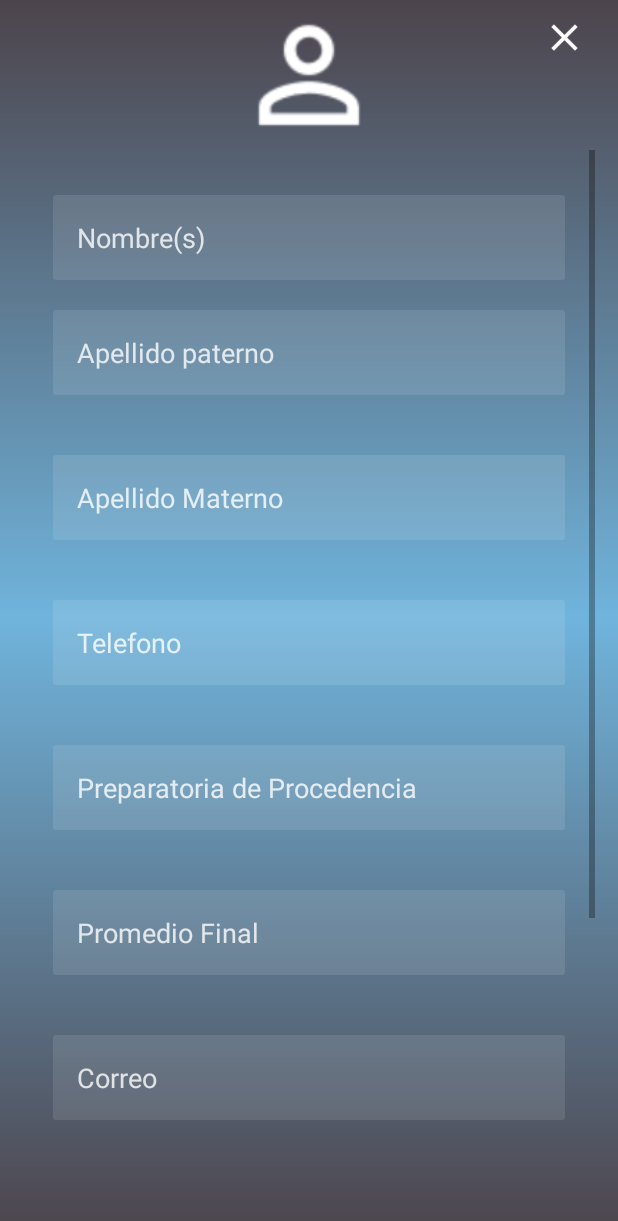
After one commit to Dany3010/Feria_Universidades, an Android app: the Registro screen opened directly, with no data from a screen before it, on a phone screen of 412 x 824 dp. The commit adds this screen. Shown: the top 1221 px of the screen. Run offline under Robolectric (Android 15) with nearby library versions, the phone set to English and light mode, and no system bars.

Commit message:
registro v1(solo diseño)

```diff
--- a/app/src/main/AndroidManifest.xml
+++ b/app/src/main/AndroidManifest.xml
@@ -5,7 +5,7 @@
     <uses-permission android:name="android.permission.INTERNET" />
     <uses-permission android:name="android.permission.WAKE_LOCK" />
     <uses-permission android:name="android.permission.ACCESS_NETWORK_STATE" />
-    <uses-permission android:name="android.permission.ACCESS_WIFI_STATE"/>
+    <uses-permission android:name="android.permission.ACCESS_WIFI_STATE" />
 
     <application
         android:allowBackup="true"
@@ -15,10 +15,14 @@
         android:roundIcon="@mipmap/ic_launcher_round"
         android:supportsRtl="true"
         android:theme="@style/AppTheme">
-        <activity android:name=".Ofertas_uni_detalle"
-            android:label="Ofertas"></activity>
-        <activity android:name=".Admision_uni_detalle"
-            android:label="Admision"/>
+        <activity android:name=".Registro"
+            android:theme="@style/Theme.AppCompat.Light.NoActionBar"  ></activity>
+        <activity
+            android:name=".Ofertas_uni_detalle"
+            android:label="Ofertas" />
+        <activity
+            android:name=".Admision_uni_detalle"
+            android:label="Admision" />
         <activity
             android:name=".Becas_uni_detalle"
             android:label="Becas" />
--- a/app/src/main/java/com/example/feria_universidades/Login.java
+++ b/app/src/main/java/com/example/feria_universidades/Login.java
@@ -11,6 +11,7 @@ import android.util.Log;
 import android.view.View;
 import android.widget.Button;
 import android.widget.EditText;
+import android.widget.TextView;
 import android.widget.Toast;
 
 import com.android.volley.AuthFailureError;
@@ -42,6 +43,7 @@ public class Login extends AppCompatActivity {
 
     EditText edtUsuario, edtPassword;
     Button btnLogin;
+    TextView btn2;
     String usuario;
     String password, nombre;
 
@@ -52,6 +54,7 @@ public class Login extends AppCompatActivity {
         edtUsuario=findViewById(R.id.username);
         edtPassword=findViewById(R.id.password);
         btnLogin=findViewById(R.id.btn_login);
+        btn2=(TextView)findViewById(R.id.btn_registro);
 recuperarPreferencias();
         btnLogin.setOnClickListener(new View.OnClickListener() {
             @Override
@@ -61,6 +64,15 @@ recuperarPreferencias();
                 if (!usuario.isEmpty() && !password.isEmpty()){
                 validarUsuario("https://feria-universidades2020.000webhostapp.com/android/validar_usuario.php");
             }else{Toast.makeText(Login.this, "No se permiten campos vacios",Toast.LENGTH_SHORT).show();}
+            }
+        });
+
+        btn2.setOnClickListener(new View.OnClickListener() {
+            @Override
+            public void onClick(View v) {
+                Intent intent = new Intent(getApplicationContext(),Registro.class);
+                startActivity(intent);
+                finish();
             }
         });
     }
--- /dev/null
+++ b/app/src/main/java/com/example/feria_universidades/Registro.java
@@ -0,0 +1,27 @@
+package com.example.feria_universidades;
+
+import androidx.appcompat.app.AppCompatActivity;
+
+import android.content.Intent;
+import android.os.Bundle;
+import android.view.View;
+import android.widget.ImageView;
+import android.widget.TextView;
+
+public class Registro extends AppCompatActivity {
+    ImageView btn2;
+    @Override
+    protected void onCreate(Bundle savedInstanceState) {
+        super.onCreate(savedInstanceState);
+        setContentView(R.layout.activity_registro);
+        btn2=(ImageView)findViewById(R.id.imageView3);
+        btn2.setOnClickListener(new View.OnClickListener() {
+            @Override
+            public void onClick(View v) {
+                Intent intent = new Intent(getApplicationContext(),Login.class);
+                startActivity(intent);
+                finish();
+            }
+        });
+    }
+}
--- a/app/src/main/res/drawable/bg_login.xml
+++ b/app/src/main/res/drawable/bg_login.xml
@@ -3,6 +3,6 @@
     <gradient
         android:startColor="@color/tres"
         android:centerColor="@color/uno"
-        android:endColor="@color/dos"
-        android:angle="90" />
+        android:endColor="@color/tres"
+        android:angle="-135" />
 </shape>
--- a/app/src/main/res/layout/activity_login.xml
+++ b/app/src/main/res/layout/activity_login.xml
@@ -76,7 +76,7 @@
         android:background="@drawable/btn_bg"
         android:text="@string/login_now"
         android:textAllCaps="false"
-        android:textColor="#66FFFFFF"
+        android:textColor="#DAFFFFFF"
         app:layout_constraintEnd_toStartOf="@+id/guideline_right"
         app:layout_constraintStart_toStartOf="@+id/guideline_left"
         app:layout_constraintTop_toBottomOf="@id/password" />
@@ -94,6 +94,7 @@
         app:layout_constraintTop_toBottomOf="@id/btn_login" />
 
     <TextView
+        android:id="@+id/btn_registro"
         android:layout_width="wrap_content"
         android:layout_height="wrap_content"
         android:layout_marginBottom="100dp"
--- /dev/null
+++ b/app/src/main/res/layout/activity_registro.xml
@@ -0,0 +1,175 @@
+<?xml version="1.0" encoding="utf-8"?>
+<androidx.constraintlayout.widget.ConstraintLayout xmlns:android="http://schemas.android.com/apk/res/android"
+    xmlns:app="http://schemas.android.com/apk/res-auto"
+    xmlns:tools="http://schemas.android.com/tools"
+    android:layout_width="match_parent"
+    android:layout_height="match_parent"
+    android:background="@drawable/bg_login"
+    tools:context=".Registro">
+
+
+    <ImageView
+        android:id="@+id/imageView3"
+        android:layout_width="30dp"
+        android:layout_height="30dp"
+        android:layout_marginStart="350dp"
+        android:layout_marginTop="10dp"
+        android:layout_marginEnd="10dp"
+        app:layout_constraintEnd_toEndOf="parent"
+        app:layout_constraintStart_toStartOf="parent"
+        app:layout_constraintTop_toTopOf="parent"
+        app:srcCompat="@drawable/baseline_clear_white_36dp" />
+
+    <LinearLayout
+        android:id="@+id/linearLayout"
+        android:layout_width="match_parent"
+        android:layout_height="wrap_content"
+        android:orientation="vertical"
+        app:layout_constraintEnd_toEndOf="parent"
+        app:layout_constraintStart_toStartOf="parent"
+        app:layout_constraintTop_toTopOf="parent">
+
+        <ImageView
+            android:id="@+id/imageView2"
+            android:layout_width="100dp"
+            android:layout_height="100dp"
+            android:layout_gravity="center"
+            app:srcCompat="@drawable/baseline_perm_identity_white_36dp" />
+
+    </LinearLayout>
+
+    <ScrollView
+        android:layout_width="match_parent"
+        android:layout_height="match_parent"
+        android:layout_marginStart="15dp"
+        android:layout_marginTop="100dp"
+        android:layout_marginEnd="15dp"
+        android:layout_marginBottom="50dp"
+        app:layout_constraintBottom_toBottomOf="parent"
+        app:layout_constraintEnd_toEndOf="parent"
+        app:layout_constraintHorizontal_bias="1.0"
+        app:layout_constraintStart_toStartOf="parent"
+        app:layout_constraintTop_toBottomOf="@+id/linearLayout"
+        app:layout_constraintVertical_bias="1.0">
+
+        <LinearLayout
+            android:layout_width="match_parent"
+            android:layout_height="match_parent"
+            android:orientation="vertical">
+
+            <EditText
+                android:id="@+id/username2"
+                android:layout_width="match_parent"
+                android:layout_height="wrap_content"
+                android:layout_marginLeft="20dp"
+                android:layout_marginTop="30dp"
+                android:layout_marginRight="20dp"
+                android:background="@drawable/et_bg"
+                android:hint="Nombre(s)"
+                android:inputType="textPersonName"
+                android:padding="16dp"
+                android:textColor="#FFFFFF"
+                android:textColorHint="@color/login_form_details" />
+
+            <EditText
+                android:id="@+id/username3"
+                android:layout_width="match_parent"
+                android:layout_height="wrap_content"
+                android:layout_margin="20dp"
+                android:background="@drawable/et_bg"
+                android:hint="Apellido paterno"
+                android:inputType="textPersonName"
+                android:padding="16dp"
+                android:textColor="#FFFFFF"
+                android:textColorHint="@color/login_form_details" />
+
+            <EditText
+                android:id="@+id/username4"
+                android:layout_width="match_parent"
+                android:layout_height="wrap_content"
+                android:layout_margin="20dp"
+                android:background="@drawable/et_bg"
+                android:hint="Apellido Materno"
+                android:inputType="textPersonName"
+                android:padding="16dp"
+                android:textColor="#FFFFFF"
+                android:textColorHint="@color/login_form_details" />
+
+            <EditText
+                android:id="@+id/username5"
+                android:layout_width="match_parent"
+                android:layout_height="wrap_content"
+                android:layout_margin="20dp"
+                android:background="@drawable/et_bg"
+                android:hint="Telefono"
+                android:inputType="phone"
+                android:padding="16dp"
+                android:textColor="#FFFFFF"
+                android:textColorHint="@color/login_form_details" />
+
+            <EditText
+                android:id="@+id/username6"
+                android:layout_width="match_parent"
+                android:layout_height="wrap_content"
+                android:layout_margin="20dp"
+                android:background="@drawable/et_bg"
+                android:hint="Preparatoria de Procedencia"
+                android:inputType="text"
+                android:padding="16dp"
+                android:textColor="#FFFFFF"
+                android:textColorHint="@color/login_form_details" />
+
+            <EditText
+                android:id="@+id/username7"
+                android:layout_width="match_parent"
+                android:layout_height="wrap_content"
+                android:layout_margin="20dp"
+                android:background="@drawable/et_bg"
+                android:hint="Promedio Final"
+                android:inputType="numberDecimal"
+                android:padding="16dp"
+                android:textColor="#FFFFFF"
+                android:textColorHint="@color/login_form_details" />
+
+            <EditText
+                android:id="@+id/username"
+                android:layout_width="match_parent"
+                android:layout_height="wrap_content"
+                android:layout_margin="20dp"
+                android:background="@drawable/et_bg"
+                android:hint="@string/email_address"
+                android:inputType="textEmailAddress"
+                android:padding="16dp"
+                android:textColor="#FFFFFF"
+                android:textColorHint="@color/login_form_details" />
+
+            <EditText
+                android:id="@+id/password"
+                android:layout_width="match_parent"
+                android:layout_height="wrap_content"
+                android:layout_margin="20dp"
+                android:layout_marginTop="20dp"
+                android:background="@drawable/et_bg"
+                android:drawableEnd="@drawable/ic_eye"
+                android:hint="@string/password"
+                android:inputType="textPassword"
+                android:padding="16dp"
+                android:textColor="#FFFFFF"
+                android:textColorHint="@color/login_form_details" />
+
+            <Button
+                android:id="@+id/btn_registro"
+                android:layout_width="match_parent"
+                android:layout_height="wrap_content"
+                android:layout_marginLeft="10dp"
+                android:layout_marginTop="36dp"
+                android:layout_marginRight="10dp"
+                android:layout_marginBottom="40dp"
+                android:background="@drawable/btn_bg"
+                android:text="Registrarse"
+                android:textAllCaps="false"
+                android:textColor="#E8FFFFFF" />
+        </LinearLayout>
+    </ScrollView>
+
+</androidx.constraintlayout.widget.ConstraintLayout>
```
Also changed, not shown: app/src/main/res/drawable-v24/baseline_clear_white_36dp.png (added), app/src/main/res/drawable-v24/baseline_perm_identity_white_36dp.png (added).
